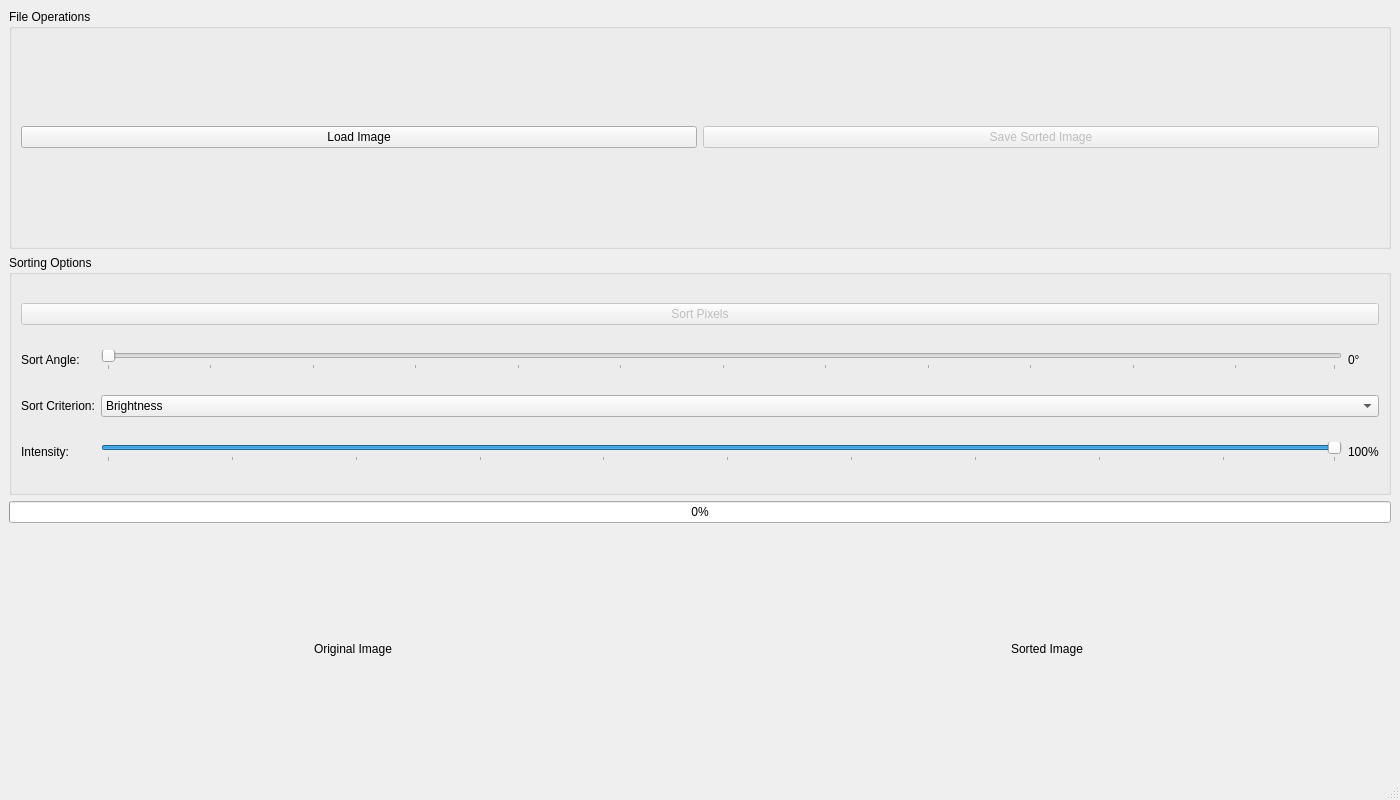
Qt form ui/main_window.ui (evolvewithevan/pixfuck) before a commit.
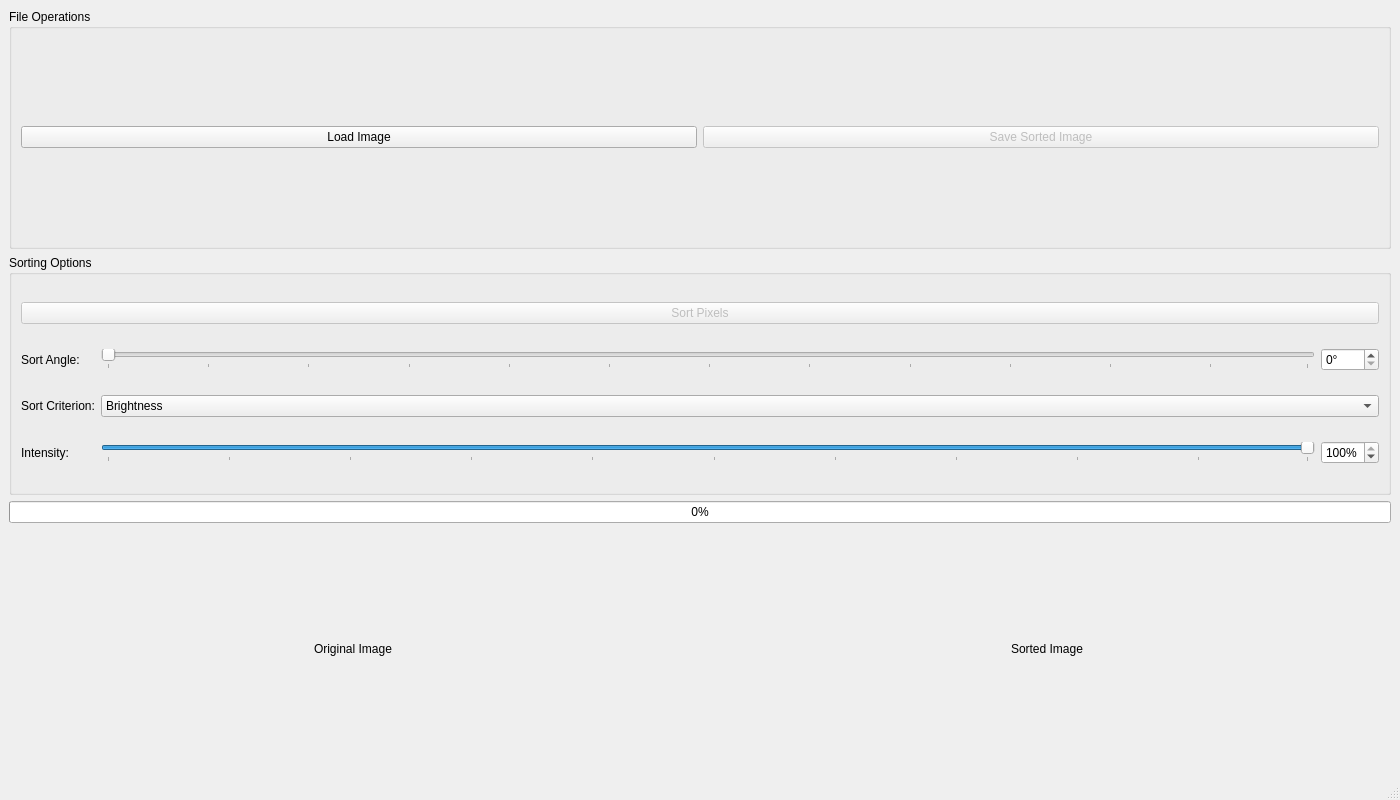
The same form after that commit.

Commit message: use spinboxes instead of labels

The edit to the form file:
```diff
--- a/ui/main_window.ui
+++ b/ui/main_window.ui
@@ -87,9 +87,18 @@
         </widget>
        </item>
        <item row="1" column="2">
-        <widget class="QLabel" name="angle_value_label">
-         <property name="text">
-          <string>0°</string>
+        <widget class="QSpinBox" name="angle_value_label">
+         <property name="minimum">
+          <number>0</number>
+         </property>
+         <property name="maximum">
+          <number>359</number>
+         </property>
+         <property name="value">
+          <number>0</number>
+         </property>
+         <property name="suffix">
+          <string>°</string>
          </property>
         </widget>
        </item>
@@ -159,9 +168,18 @@
         </widget>
        </item>
        <item row="3" column="2">
-        <widget class="QLabel" name="intensity_value_label">
-         <property name="text">
-          <string>100%</string>
+        <widget class="QSpinBox" name="intensity_value_label">
+         <property name="minimum">
+          <number>1</number>
+         </property>
+         <property name="maximum">
+          <number>100</number>
+         </property>
+         <property name="value">
+          <number>100</number>
+         </property>
+         <property name="suffix">
+          <string>%</string>
          </property>
         </widget>
        </item>
```
The commit also changes 2 other files.
